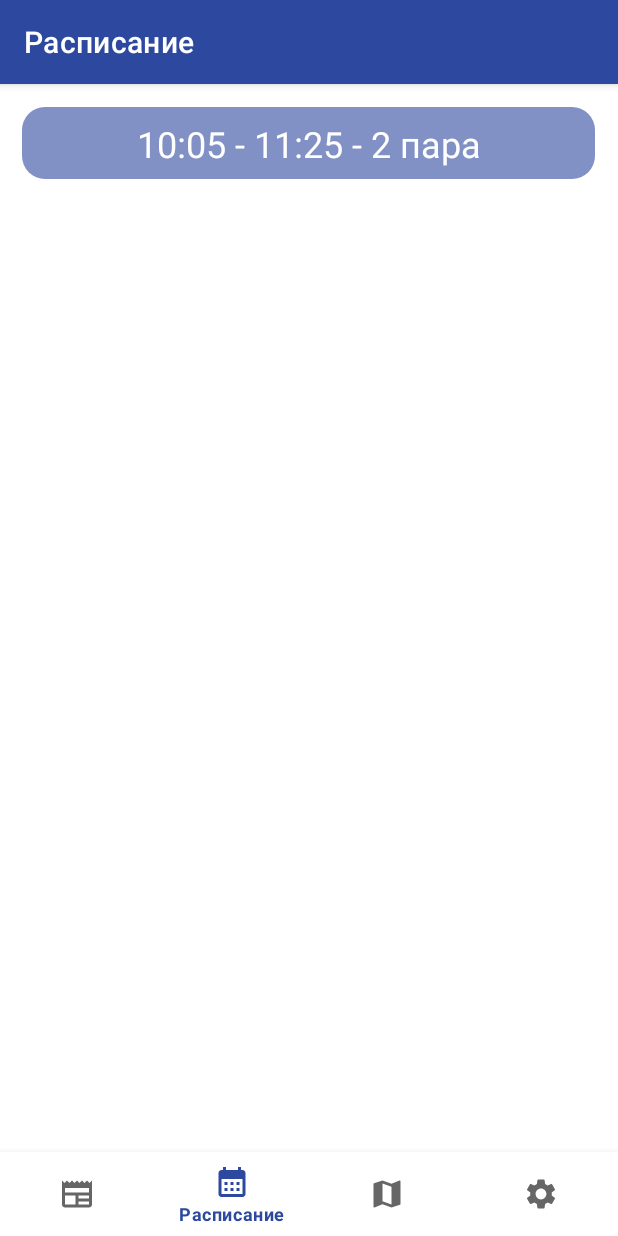
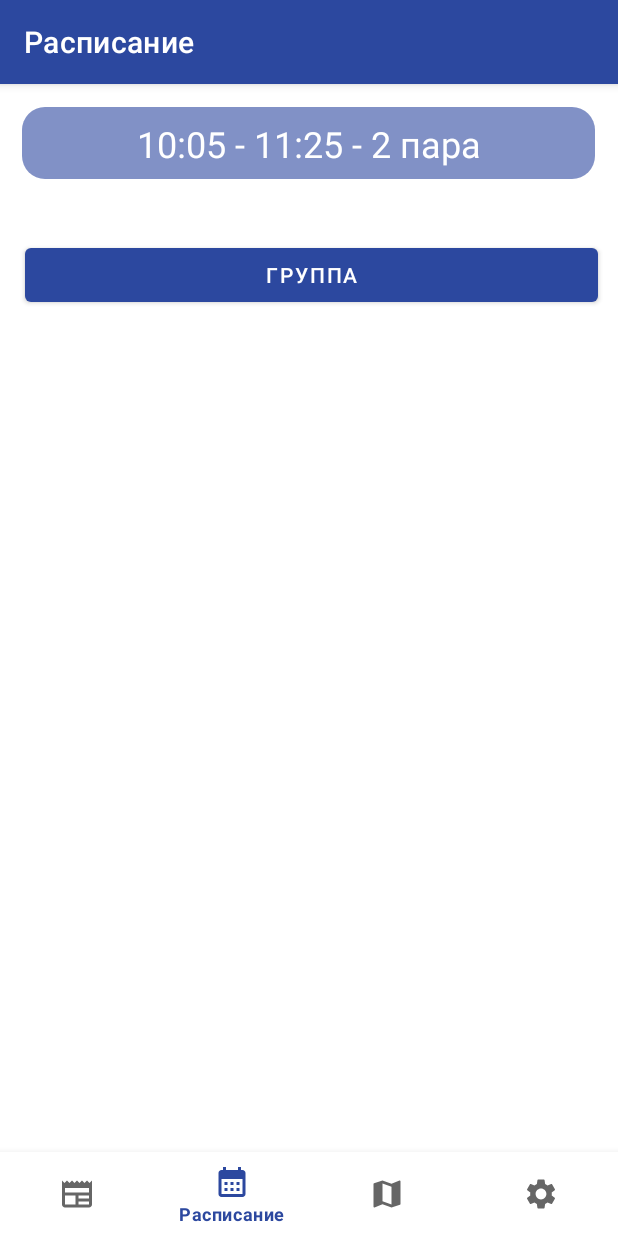
Before and after one commit to sorivma/MIITNavigation-mobile, an Android app: the screen it shows after launch (MainActivity), item 2 of the bottom bar chosen, on a phone screen of 412 x 824 dp. Run offline under Robolectric (Android 15) with nearby library versions, the phone set to English and light mode, and no system bars.

Commit message:
Update TimetableFragment.java add dialog_item.xml
Added dialog window for choosing

```diff
--- a/app/src/main/java/com/example/miit_application/TimetableFragment.java
+++ b/app/src/main/java/com/example/miit_application/TimetableFragment.java
@@ -1,82 +1,110 @@
 package com.example.miit_application;
 
+import android.app.Dialog;
+import android.graphics.Color;
+import android.graphics.drawable.ColorDrawable;
 import android.os.Bundle;
 
+import androidx.annotation.NonNull;
+import androidx.annotation.Nullable;
 import androidx.fragment.app.Fragment;
 
 import android.os.Handler;
+import android.text.Editable;
+import android.text.TextWatcher;
 import android.view.LayoutInflater;
 import android.view.View;
 import android.view.ViewGroup;
+import android.widget.AdapterView;
+import android.widget.ArrayAdapter;
+import android.widget.Button;
+import android.widget.EditText;
+import android.widget.ListView;
 import android.widget.TextView;
 
 import java.time.LocalTime;
+import java.util.ArrayList;
+import java.util.List;
+import java.util.zip.Inflater;
 
-/**
- * A simple {@link Fragment} subclass.
- * Use the {@link TimetableFragment#newInstance} factory method to
- * create an instance of this fragment.
- */
 public class TimetableFragment extends Fragment {
-
-    // TODO: Rename parameter arguments, choose names that match
-    // the fragment initialization parameters, e.g. ARG_ITEM_NUMBER
-    private static final String ARG_PARAM1 = "param1";
-    private static final String ARG_PARAM2 = "param2";
-
-    // TODO: Rename and change types of parameters
-    private String mParam1;
-    private String mParam2;
-
-    public TimetableFragment() {
-        // Required empty public constructor
-    }
-
-    /**
-     * Use this factory method to create a new instance of
-     * this fragment using the provided parameters.
-     *
-     * @param param1 Parameter 1.
-     * @param param2 Parameter 2.
-     * @return A new instance of fragment TimetableFragment.
-     */
-    // TODO: Rename and change types and number of parameters
-    public static TimetableFragment newInstance(String param1, String param2) {
-        TimetableFragment fragment = new TimetableFragment();
-        Bundle args = new Bundle();
-        args.putString(ARG_PARAM1, param1);
-        args.putString(ARG_PARAM2, param2);
-        fragment.setArguments(args);
-        return fragment;
-    }
+    private TextView groupSelectionTextView;
+    //TODO: Change arrayList to responsible object
+    private List<String> groupList;
+    private Dialog groupSelectionDialog;
 
     @Override
     public void onCreate(Bundle savedInstanceState) {
         super.onCreate(savedInstanceState);
-        if (getArguments() != null) {
-            mParam1 = getArguments().getString(ARG_PARAM1);
-            mParam2 = getArguments().getString(ARG_PARAM2);
-        }
     }
 
-    private TextView textView;
+    private TextView timeTextView;
 
     @Override
     public View onCreateView(LayoutInflater inflater, ViewGroup container,
                              Bundle savedInstanceState) {
         // Inflate the layout for this fragment
-        View view = inflater.inflate(R.layout.fragment_news, container, false);
-        textView = view.findViewById(R.id.textView2);
+        View newsView = inflater.inflate(R.layout.fragment_timetable, container, false);
+        timeTextView = newsView.findViewById(R.id.textView2);
 
         updateTime();
 
-        return view;
+        return newsView;
+    }
+
+    @Override
+    public void onViewCreated(@NonNull View view, @Nullable Bundle savedInstanceState) {
+        super.onViewCreated(view, savedInstanceState);
+        Button groupSelectionTextView = (Button) view.findViewById(R.id.group_selector);
+        groupList = new ArrayList<>();
+        groupList.add("УВП-213");
+        groupList.add("УВП-212");
+        groupList.add("УВП-211");
+
+        groupSelectionTextView.setOnClickListener(v -> {
+                    groupSelectionDialog = new Dialog(getContext());
+                    groupSelectionDialog.setContentView(R.layout.dialog_searchable_spinner);
+                    groupSelectionDialog.show();
+                    EditText editText = groupSelectionDialog.findViewById(R.id.edit_text);
+                    ListView listView = groupSelectionDialog.findViewById(R.id.list_view);
+
+                    ArrayAdapter<String> adapter = new ArrayAdapter<>(getContext(),
+                            R.layout.dialog_item,
+                            R.id.itemTextView
+                            ,groupList);
+
+                    listView.setAdapter(adapter);
+                    editText.addTextChangedListener(new TextWatcher() {
+                        @Override
+                        public void beforeTextChanged(CharSequence s, int start, int count, int after) {
+
+                        }
+
+                        @Override
+                        public void onTextChanged(CharSequence s, int start, int before, int count) {
+                            adapter.getFilter().filter(s);
+                        }
+
+                        @Override
+                        public void afterTextChanged(Editable s) {
+
+                        }
+                    });
+
+                    listView.setOnItemClickListener((parent, view1, position, id) -> {
+                        groupSelectionTextView.setText(adapter.getItem(position));
+
+                        groupSelectionDialog.dismiss();
+                    });
+                }
+        );
     }
 
     // Убираем начала и концы пар в отделльный класс LessonTime (только хранит информацию о начале,
     // конце пар). Логику переключения выносим в отдельный класс TimeController
     private Handler handler = new Handler();
     private int[][] intervals = {{8, 30, 9, 50}, {10, 5, 11, 25}, {11, 40, 13, 0}, {13, 45, 15, 5}, {15, 20, 16, 40}, {16, 55, 18, 15}, {18, 30, 19, 50}, {20, 5, 21, 25}};
+
     private void updateTime() {
 
         LocalTime currentTime = LocalTime.now();
@@ -99,8 +127,8 @@ public class TimetableFragment extends Fragment {
                 if (i == intervals.length - 1) {
                     text = "Занятий нет";
                 } else {
-                    int nextStartHour = intervals[i+1][0];
-                    int nextStartMinute = intervals[i+1][1];
+                    int nextStartHour = intervals[i + 1][0];
+                    int nextStartMinute = intervals[i + 1][1];
                     LocalTime nextStartTime = LocalTime.of(nextStartHour, nextStartMinute);
                     text = endTime + " - " + nextStartTime + " - " + "перерыв";
                 }
@@ -109,8 +137,8 @@ public class TimetableFragment extends Fragment {
                 if (i == 0) {
                     text = "Занятий нет";
                 } else {
-                    int prevEndHour = intervals[i-1][2];
-                    int prevEndMinute = intervals[i-1][3];
+                    int prevEndHour = intervals[i - 1][2];
+                    int prevEndMinute = intervals[i - 1][3];
                     LocalTime prevEndTime = LocalTime.of(prevEndHour, prevEndMinute);
                     text = prevEndTime + " - " + startTime + " - " + "перерыв";
                 }
@@ -121,7 +149,7 @@ public class TimetableFragment extends Fragment {
             }
         }
 
-        textView.setText(text);
+        timeTextView.setText(text);
 
         handler.postDelayed(this::updateTime, 1000); // Update every second
     }
--- a/app/src/main/res/layout/fragment_map.xml
+++ b/app/src/main/res/layout/fragment_map.xml
@@ -14,11 +14,5 @@
         android:text="@string/map"
         android:textSize="30sp"  />
 
-<!--    <androidx.constraintlayout.widget.ConstraintLayout-->
-<!--        android:layout_width="match_parent"-->
-<!--        android:layout_height="match_parent">-->
-<!--        -->
-
-<!--    </androidx.constraintlayout.widget.ConstraintLayout>-->
 
 </FrameLayout>
--- a/app/src/main/res/layout/fragment_timetable.xml
+++ b/app/src/main/res/layout/fragment_timetable.xml
@@ -11,29 +11,6 @@
     <androidx.constraintlayout.widget.ConstraintLayout
         android:layout_width="match_parent"
         android:layout_height="match_parent">
-
-        <TextView
-            android:layout_width="382dp"
-            android:layout_height="36dp"
-            app:layout_constraintTop_toBottomOf="@id/view"
-            android:layout_marginTop="24dp"
-            app:layout_constraintStart_toStartOf="parent"
-            app:layout_constraintEnd_toEndOf="parent"
-            android:text="Группа"
-            android:gravity="center_vertical"
-            android:background="@drawable/viewshape1"
-            android:id="@+id/group_selector"
-            />
-
-        <androidx.recyclerview.widget.RecyclerView
-            android:id="@+id/recycle_view"
-            android:layout_width="390dp"
-            android:layout_height="525dp"
-            android:layout_marginBottom="16dp"
-            app:layout_constraintBottom_toBottomOf="parent"
-            app:layout_constraintEnd_toEndOf="parent"
-            app:layout_constraintHorizontal_bias="0.476"
-            app:layout_constraintStart_toStartOf="parent" />
 
         <View
             android:id="@+id/view"
@@ -63,6 +40,28 @@
             app:layout_constraintVertical_bias="0.533" />
 
 
+
+        <androidx.recyclerview.widget.RecyclerView
+            android:id="@+id/recycle_view"
+            android:layout_width="390dp"
+            android:layout_height="wrap_content"
+            app:layout_constraintBottom_toBottomOf="parent"
+            app:layout_constraintEnd_toEndOf="parent"
+            app:layout_constraintTop_toBottomOf="@id/group_selector"
+            app:layout_constraintStart_toStartOf="parent" />
+
+        <Button
+            android:id="@+id/group_selector"
+            android:layout_width="382dp"
+            android:layout_height="48dp"
+            android:layout_marginTop="40dp"
+            android:text="Группа"
+            app:layout_constraintEnd_toEndOf="parent"
+            app:layout_constraintHorizontal_bias="0.551"
+            app:layout_constraintStart_toStartOf="parent"
+            app:layout_constraintTop_toBottomOf="@+id/view" />
+
+
     </androidx.constraintlayout.widget.ConstraintLayout>
 
 </FrameLayout>
```
Also changed, not shown: app/src/main/java/com/example/miit_application/MainActivity.java (+2 -9 lines), app/src/main/res/layout/dialog_item.xml (added, +14 -0 lines).
